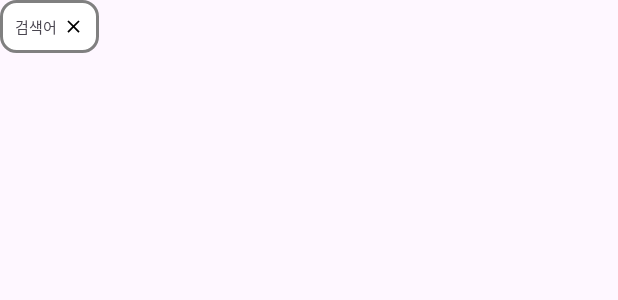
After one commit to wjdwntjd55/Blog, an Android app: the layout item_search.xml on its own in the app's theme, with its tools: preview values and no code run, on a phone screen of 412 x 824 dp. The commit adds this screen. Shown: the top 300 px of the screen. Run offline under Robolectric (Android 15) with nearby library versions, the phone set to English and light mode, and no system bars.

Commit message:
feat : 검색 화면 구현

```diff
--- a/Project/Room+search/app/build.gradle.kts
+++ b/Project/Room+search/app/build.gradle.kts
@@ -33,6 +33,9 @@ android {
     kotlinOptions {
         jvmTarget = "1.8"
     }
+    buildFeatures {
+        viewBinding = true
+    }
 }
 
 dependencies {
--- /dev/null
+++ b/Project/Room+search/app/src/main/res/drawable/bg_search.xml
@@ -0,0 +1,5 @@
+<?xml version="1.0" encoding="utf-8"?>
+<shape xmlns:android="http://schemas.android.com/apk/res/android">
+    <solid android:color="#E8E8E8" />
+    <corners android:radius="10dp" />
+</shape>
--- /dev/null
+++ b/Project/Room+search/app/src/main/res/drawable/bg_search_item.xml
@@ -0,0 +1,8 @@
+<?xml version="1.0" encoding="utf-8"?>
+<shape xmlns:android="http://schemas.android.com/apk/res/android">
+    <solid android:color="@color/white" />
+    <corners android:radius="10dp" />
+    <stroke
+        android:width="2dp"
+        android:color="#808080" />
+</shape>
--- /dev/null
+++ b/Project/Room+search/app/src/main/res/drawable/ic_baseline_close_24.xml
@@ -0,0 +1,5 @@
+<vector xmlns:android="http://schemas.android.com/apk/res/android" android:height="24dp" android:tint="#000000" android:viewportHeight="24" android:viewportWidth="24" android:width="24dp">
+
+    <path android:fillColor="@android:color/white" android:pathData="M19,6.41L17.59,5 12,10.59 6.41,5 5,6.41 10.59,12 5,17.59 6.41,19 12,13.41 17.59,19 19,17.59 13.41,12z"/>
+
+</vector>
--- /dev/null
+++ b/Project/Room+search/app/src/main/res/layout/item_search.xml
@@ -0,0 +1,41 @@
+<?xml version="1.0" encoding="utf-8"?>
+<androidx.appcompat.widget.LinearLayoutCompat xmlns:android="http://schemas.android.com/apk/res/android"
+    xmlns:app="http://schemas.android.com/apk/res-auto"
+    xmlns:tools="http://schemas.android.com/tools"
+    android:layout_width="wrap_content"
+    android:layout_height="wrap_content">
+
+    <androidx.constraintlayout.widget.ConstraintLayout
+        android:layout_width="wrap_content"
+        android:layout_height="wrap_content"
+        android:layout_marginEnd="10dp"
+        android:background="@drawable/bg_search_item"
+        android:padding="10dp">
+
+        <TextView
+            android:id="@+id/textView_search_item"
+            android:layout_width="wrap_content"
+            android:layout_height="wrap_content"
+            android:layout_marginEnd="4dp"
+            android:ellipsize="end"
+            android:maxEms="10"
+            android:maxLines="1"
+            android:textSize="10sp"
+            app:layout_constraintBottom_toBottomOf="parent"
+            app:layout_constraintEnd_toStartOf="@+id/imageView_search_item"
+            app:layout_constraintStart_toStartOf="parent"
+            app:layout_constraintTop_toTopOf="parent"
+            tools:text="검색어" />
+
+        <ImageView
+            android:id="@+id/imageView_search_item"
+            android:layout_width="14dp"
+            android:layout_height="14dp"
+            android:src="@drawable/ic_baseline_close_24"
+            app:layout_constraintBottom_toBottomOf="parent"
+            app:layout_constraintEnd_toEndOf="parent"
+            app:layout_constraintTop_toTopOf="parent" />
+
+    </androidx.constraintlayout.widget.ConstraintLayout>
+
+</androidx.appcompat.widget.LinearLayoutCompat>
```
Also changed, not shown: Project/Room+search/app/src/main/java/com/project/room_search/MainActivity.kt (+22 -1 lines), Project/Room+search/app/src/main/java/com/project/room_search/MainAdapter.kt (added, +42 -0 lines), Project/Room+search/app/src/main/res/layout/activity_main.xml (+31 -7 lines).
